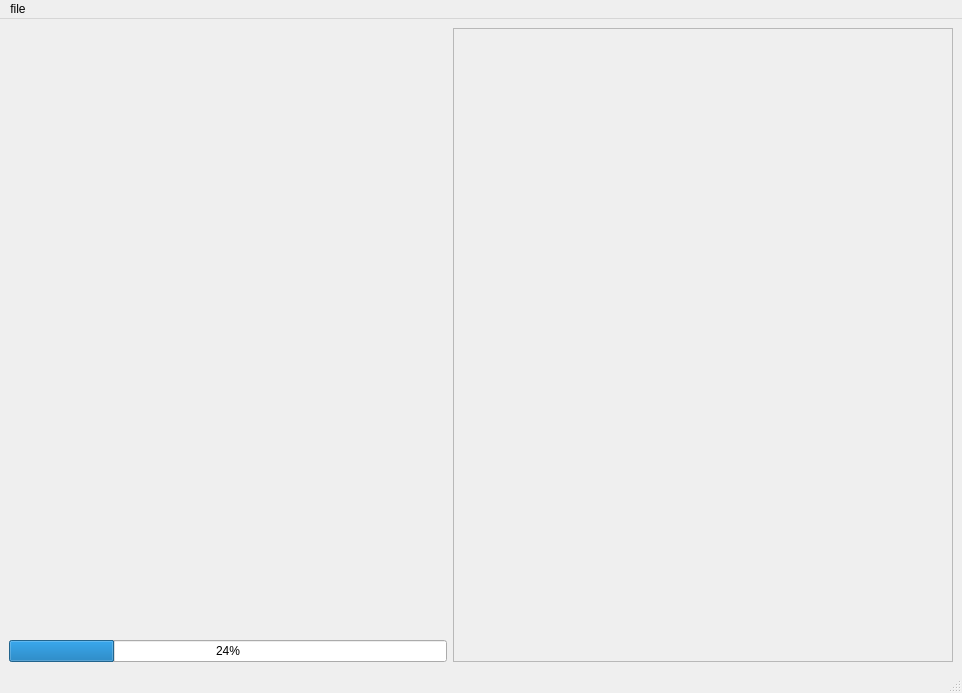
VitTolok/LinSolverReboot, file include/GUI/ui/MainWindow.ui: the form before one commit.
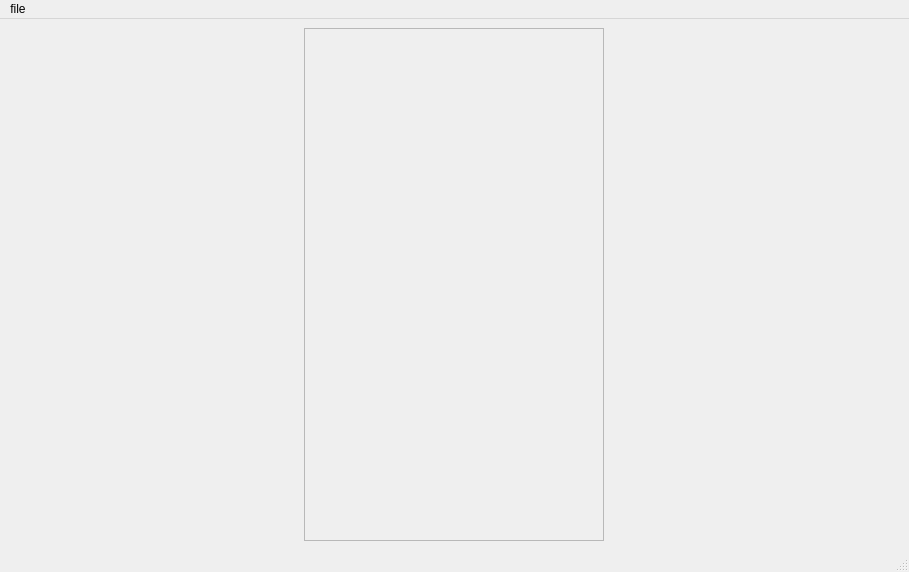
The form after the commit.

What changed in the file:
```diff
--- a/include/GUI/ui/MainWindow.ui
+++ b/include/GUI/ui/MainWindow.ui
@@ -6,8 +6,8 @@
    <rect>
     <x>0</x>
     <y>0</y>
-    <width>962</width>
-    <height>693</height>
+    <width>909</width>
+    <height>572</height>
    </rect>
   </property>
   <property name="minimumSize">
@@ -27,34 +27,17 @@
   </property>
   <widget class="QWidget" name="centralwidget">
    <layout class="QHBoxLayout" name="horizontalLayout">
-    <item>
-     <layout class="QVBoxLayout" name="verticalLayout">
-      <property name="sizeConstraint">
-       <enum>QLayout::SetMinAndMaxSize</enum>
-      </property>
-      <item>
-       <widget class="QWidget" name="widget" native="true"/>
-      </item>
-      <item>
-       <widget class="QProgressBar" name="progressBar">
-        <property name="value">
-         <number>24</number>
-        </property>
-       </widget>
-      </item>
-     </layout>
-    </item>
     <item>
      <widget class="QScrollArea" name="scrollArea">
       <property name="minimumSize">
        <size>
-        <width>500</width>
+        <width>300</width>
         <height>0</height>
        </size>
       </property>
       <property name="maximumSize">
        <size>
-        <width>500</width>
+        <width>300</width>
         <height>16777215</height>
        </size>
       </property>
@@ -69,8 +52,8 @@
         <rect>
          <x>0</x>
          <y>0</y>
-         <width>498</width>
-         <height>632</height>
+         <width>298</width>
+         <height>511</height>
         </rect>
        </property>
       </widget>
@@ -83,7 +66,7 @@
     <rect>
      <x>0</x>
      <y>0</y>
-     <width>962</width>
+     <width>909</width>
      <height>19</height>
     </rect>
    </property>
```
Left out of the diff: 2 changed lines with no effect on the pictures.
